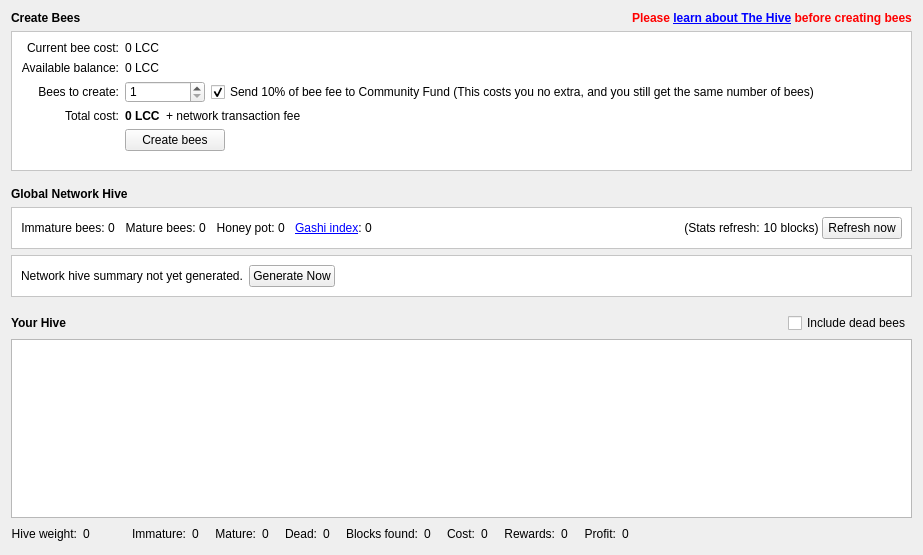
Before: the Qt Designer form src/qt/forms/hivedialog.ui in litecoincash-project/litecoincash, drawn with Qt 5.
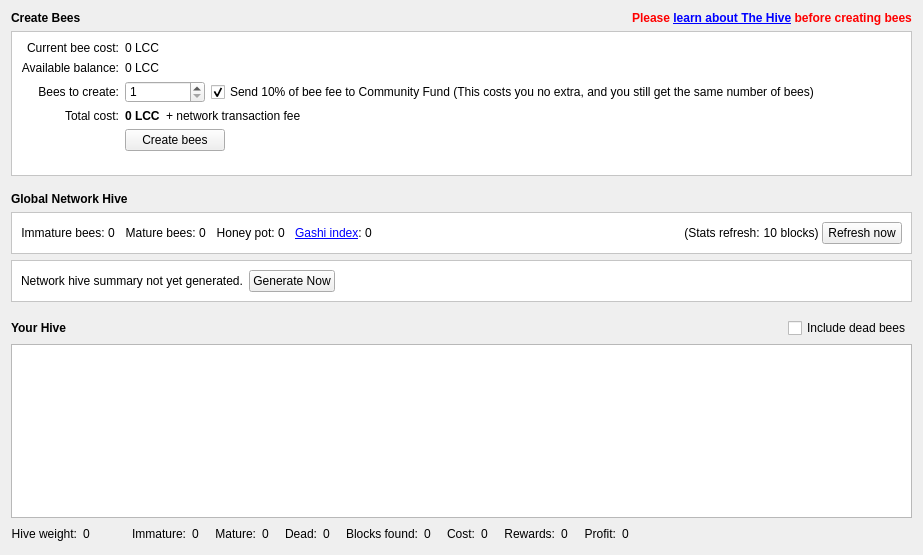
After: the same form once the commit is applied. Icons and pictures are not drawn. Custom widgets are drawn as their Qt base class.

```diff
--- a/src/qt/forms/hivedialog.ui
+++ b/src/qt/forms/hivedialog.ui
@@ -108,7 +108,7 @@
      <property name="minimumSize">
       <size>
        <width>0</width>
-       <height>140</height>
+       <height>145</height>
       </size>
      </property>
      <property name="styleSheet">
```
